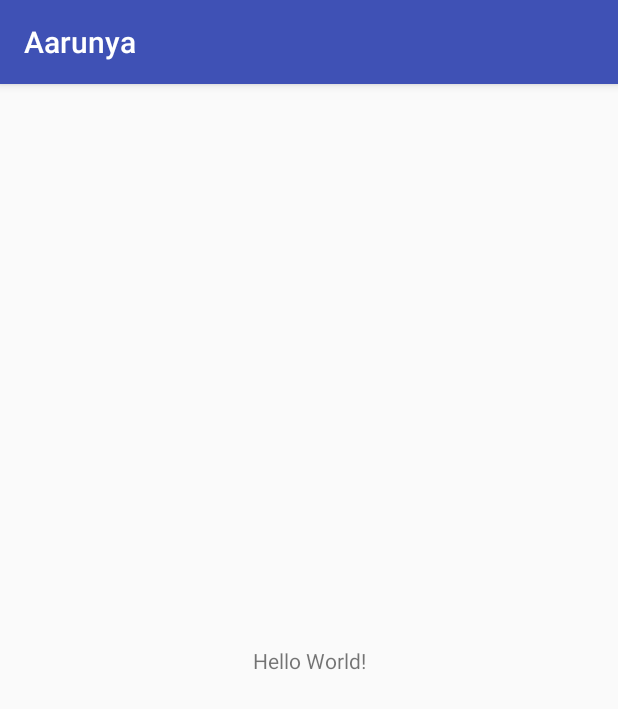
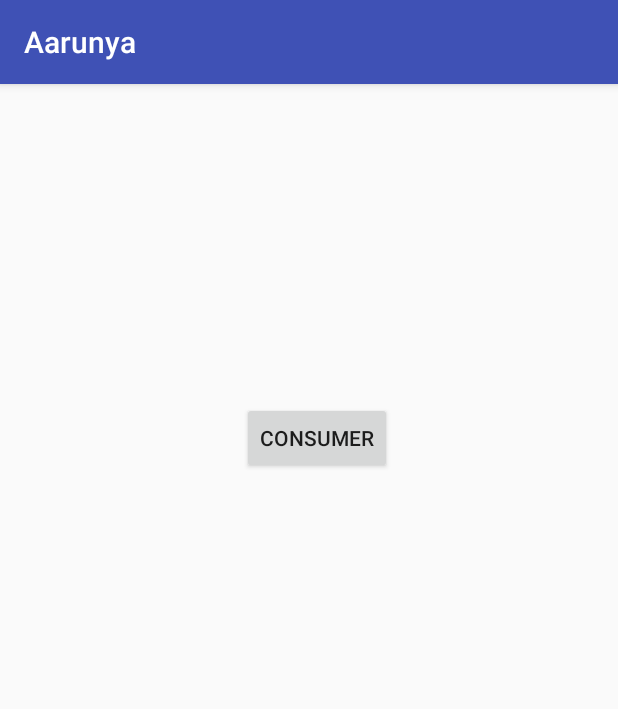
Before and after one commit to souravpaul8/Aarunya, an Android app: the screen it shows after launch (MainActivity), on a phone screen of 412 x 824 dp. Shown: the top 709 px of the screen. Run offline under Robolectric (Android 15) with nearby library versions, the phone set to English and light mode, and no system bars.

Commit message:
ankit front end with consumer

```diff
--- a/app/src/main/AndroidManifest.xml
+++ b/app/src/main/AndroidManifest.xml
@@ -16,6 +16,8 @@
                 <category android:name="android.intent.category.LAUNCHER" />
             </intent-filter>
         </activity>
+        <activity android:name=".buy" />
+        <activity android:name=".consumer"></activity>
     </application>
 
 </manifest>
--- a/app/src/main/java/com/arunya/aarunya/MainActivity.java
+++ b/app/src/main/java/com/arunya/aarunya/MainActivity.java
@@ -1,9 +1,17 @@
 package com.arunya.aarunya;
 
+import android.content.Intent;
 import android.support.v7.app.AppCompatActivity;
 import android.os.Bundle;
+import android.view.View;
 
 public class MainActivity extends AppCompatActivity {
+    public void consumer(View view)
+    {
+        view=(View)findViewById(R.id.consumer);
+        Intent i=new Intent(this,consumer.class);
+        startActivity(i);
+    }
 
     @Override
     protected void onCreate(Bundle savedInstanceState) {
--- a/app/src/main/res/layout/activity_main.xml
+++ b/app/src/main/res/layout/activity_main.xml
@@ -1,18 +1,21 @@
 <?xml version="1.0" encoding="utf-8"?>
-<android.support.constraint.ConstraintLayout xmlns:android="http://schemas.android.com/apk/res/android"
+<RelativeLayout xmlns:android="http://schemas.android.com/apk/res/android"
     xmlns:app="http://schemas.android.com/apk/res-auto"
     xmlns:tools="http://schemas.android.com/tools"
     android:layout_width="match_parent"
     android:layout_height="match_parent"
     tools:context="com.arunya.aarunya.MainActivity">
 
-    <TextView
+    <Button
+        android:id="@+id/consumer"
         android:layout_width="wrap_content"
         android:layout_height="wrap_content"
-        android:text="Hello World!"
-        app:layout_constraintBottom_toBottomOf="parent"
-        app:layout_constraintLeft_toLeftOf="parent"
-        app:layout_constraintRight_toRightOf="parent"
-        app:layout_constraintTop_toTopOf="parent" />
-
-</android.support.constraint.ConstraintLayout>
+        android:layout_alignParentLeft="true"
+        android:layout_alignParentStart="true"
+        android:layout_alignParentTop="true"
+        android:layout_marginLeft="161dp"
+        android:layout_marginStart="161dp"
+        android:layout_marginTop="212dp"
+        android:onClick="consumer"
+        android:text="@string/consumer" />
+</RelativeLayout>
```
Also changed, not shown: app/src/main/java/com/arunya/aarunya/buy.java (added, +36 -0 lines), app/src/main/res/layout/activity_buy.xml (added, +84 -0 lines), app/src/main/res/values/strings.xml (+23 -0 lines).
